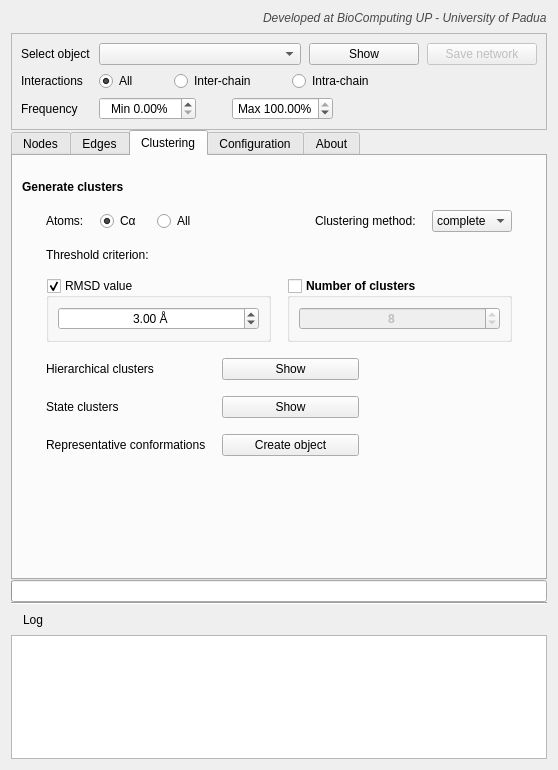
BioComputingUP/ring-pymol, file GUIs/plugin.ui: the form before one commit.
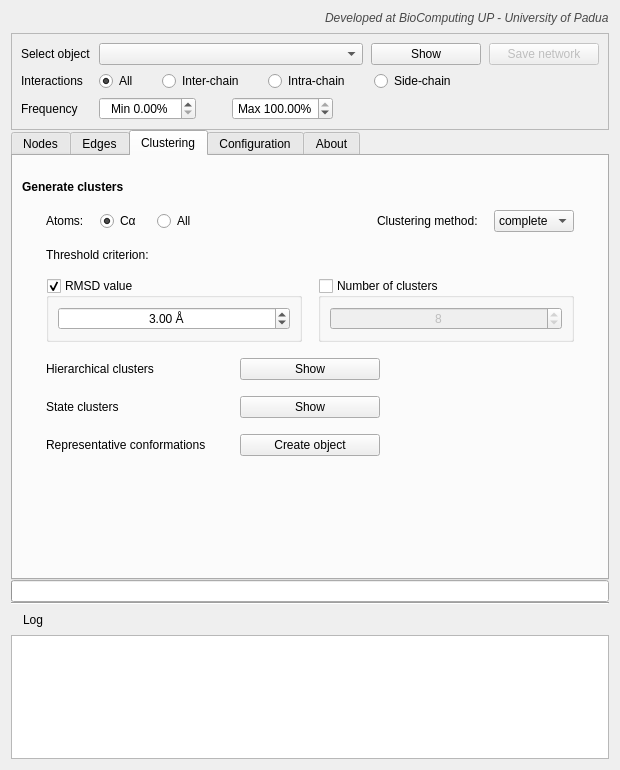
The form after the commit. The open tabs and pages were chosen to show the change. Icons and pictures are not drawn.

Commit message: Bugfix api edges type, new filter side-chain interaction

Patch:
```diff
--- a/GUIs/plugin.ui
+++ b/GUIs/plugin.ui
@@ -9,7 +9,7 @@
    <rect>
     <x>0</x>
     <y>0</y>
-    <width>558</width>
+    <width>620</width>
     <height>770</height>
    </rect>
   </property>
@@ -1469,8 +1469,8 @@
                </property>
                <property name="font">
                 <font>
-                 <weight>75</weight>
-                 <bold>true</bold>
+                 <weight>50</weight>
+                 <bold>false</bold>
                  <kerning>true</kerning>
                 </font>
                </property>
@@ -3633,7 +3633,7 @@
         <item>
          <layout class="QHBoxLayout" name="horizontalLayout_28">
           <property name="spacing">
-           <number>36</number>
+           <number>24</number>
           </property>
           <property name="sizeConstraint">
            <enum>QLayout::SetNoConstraint</enum>
@@ -3680,6 +3680,13 @@
             </property>
            </widget>
           </item>
+          <item>
+           <widget class="QRadioButton" name="sidechain">
+            <property name="text">
+             <string>Side-chain</string>
+            </property>
+           </widget>
+          </item>
           <item>
            <spacer name="horizontalSpacer_4">
             <property name="orientation">
```
Left out of the diff: 4 changed lines with no effect on the pictures. The commit also changes 4 other files.
